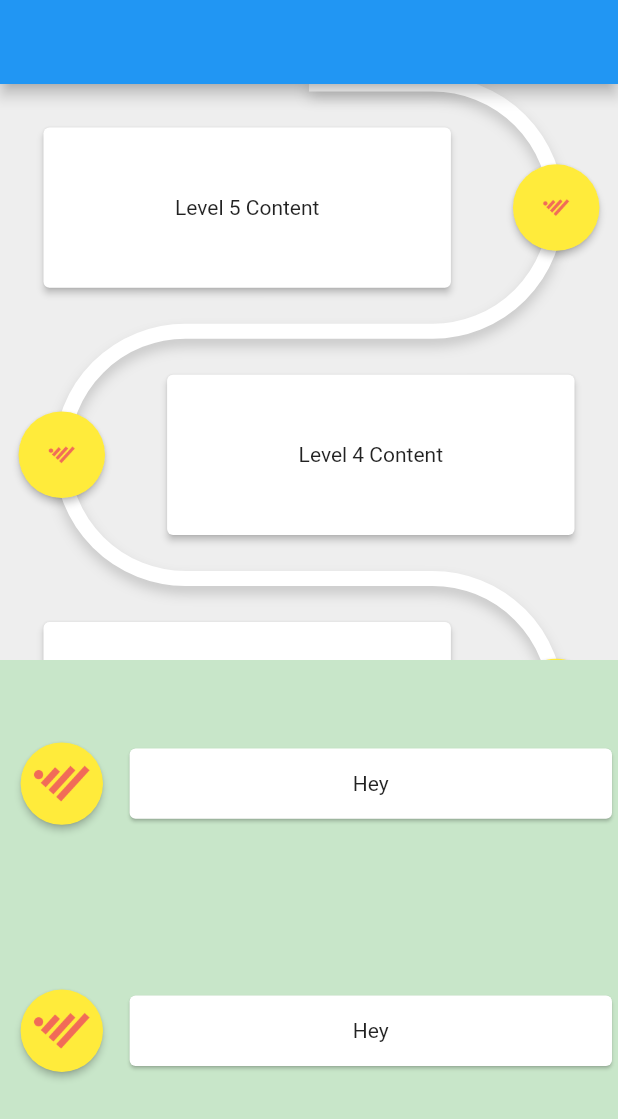
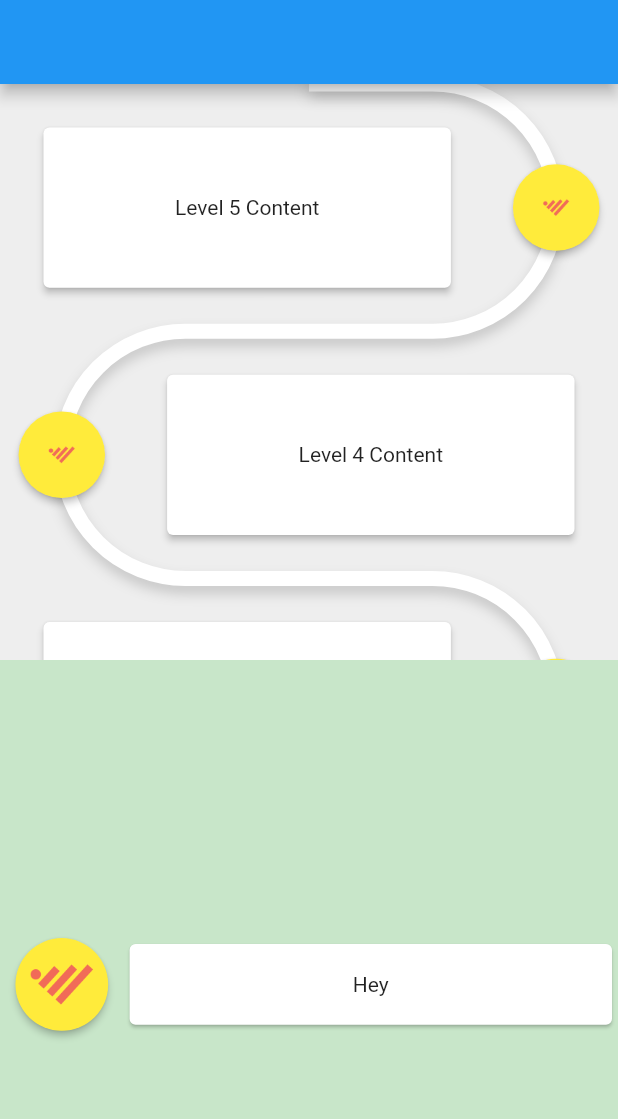
Before and after one commit to ecyzhi/adev_accessment, a Flutter app: the screen it shows after launch, on a phone screen of 412 x 824 dp. Shown: the top 1119 px of the screen. Run offline on Flutter 3.47's test engine with Material 2 defaults, Android fonts, the phone set to English and light mode, and no system bars; our stand-ins replace localstorage.

Commit message:
Rollback to stack method

```diff
--- a/lib/timeline/tile.dart
+++ b/lib/timeline/tile.dart
@@ -30,20 +30,32 @@ class Tile extends StatelessWidget {
   @override
   Widget build(BuildContext context) {
     return Container(
-      child: Column(
+      child: Stack(
+        children: [
+          Column(
             crossAxisAlignment: CrossAxisAlignment.stretch,
             children: [
               Expanded(
-            child: Container(
-              transform: Matrix4.translationValues(0, 0, 1),
                 child: CustomPaint(
                   painter: Connector(color: color, direction: after),
                 ),
               ),
+              Expanded(
+                child: Container(),
               ),
               Expanded(
-            child: Container(
-              transform: Matrix4.translationValues(0, 0, -0.1),
+                child: CustomPaint(
+                  painter: Connector(color: color, direction: before),
+                ),
+              ),
+            ],
+          ),
+          Column(
+            children: [
+              Expanded(
+                child: Container(),
+              ),
+              Expanded(
                 child: Row(
                   children: [
                     arcDirection == ArcDirection.right
@@ -75,19 +87,15 @@ class Tile extends StatelessWidget {
                   ],
                 ),
               ),
+              Expanded(
+                child: Container(),
               ),
-          Expanded(
-            child: Container(
-              transform: Matrix4.translationValues(0, 0, 1),
-              child: CustomPaint(
-                painter: Connector(color: color, direction: before),
-              ),
-            ),
+            ],
           ),
         ],
       ),
       width: MediaQuery.of(context).size.width,
-      height: MediaQuery.of(context).size.width * 0.4,
+      height: MediaQuery.of(context).size.width * 0.45,
     );
   }
 }
```
Lines whose indentation alone changed are shown as unchanged.
